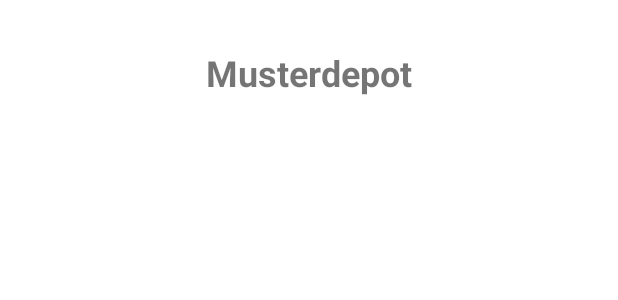
After one commit to DHappMMR/Github_App, an Android app: the layout overview_depot.xml on its own in the app's theme, with its tools: preview values and no code run, on a phone screen of 412 x 824 dp. The commit adds this screen. Shown: the top 300 px of the screen. Run offline under Robolectric (Android 15) with nearby library versions, the phone set to English and light mode, and no system bars.

Commit message:
First Musterdepot Steps

```diff
--- a/app/src/main/res/layout/activity_main.xml
+++ b/app/src/main/res/layout/activity_main.xml
@@ -36,6 +36,7 @@
         android:layout_height="wrap_content"
         android:layout_marginEnd="16dp"
         android:layout_marginBottom="16dp"
+        android:backgroundTint="#2196F3"
         android:text="Impressum"
         app:layout_constraintBottom_toBottomOf="parent"
         app:layout_constraintEnd_toEndOf="parent" />
--- a/app/src/main/res/layout/impressum.xml
+++ b/app/src/main/res/layout/impressum.xml
@@ -67,6 +67,7 @@
         android:layout_width="wrap_content"
         android:layout_height="wrap_content"
         android:layout_marginBottom="16dp"
+        android:backgroundTint="#2196F3"
         android:text="back"
         app:layout_constraintBottom_toBottomOf="parent"
         app:layout_constraintEnd_toEndOf="parent"
--- /dev/null
+++ b/app/src/main/res/layout/overview_depot.xml
@@ -0,0 +1,20 @@
+<?xml version="1.0" encoding="utf-8"?>
+<androidx.constraintlayout.widget.ConstraintLayout
+    xmlns:android="http://schemas.android.com/apk/res/android"
+    xmlns:app="http://schemas.android.com/apk/res-auto"
+    xmlns:tools="http://schemas.android.com/tools"
+    android:layout_width="match_parent"
+    android:layout_height="match_parent">
+
+    <TextView
+        android:id="@+id/MusterDepotHeadline"
+        android:layout_width="wrap_content"
+        android:layout_height="wrap_content"
+        android:layout_marginTop="32dp"
+        android:text="Musterdepot"
+        android:textSize="24sp"
+        android:textStyle="bold"
+        app:layout_constraintEnd_toEndOf="parent"
+        app:layout_constraintStart_toStartOf="parent"
+        app:layout_constraintTop_toTopOf="parent" />
+</androidx.constraintlayout.widget.ConstraintLayout>
```
